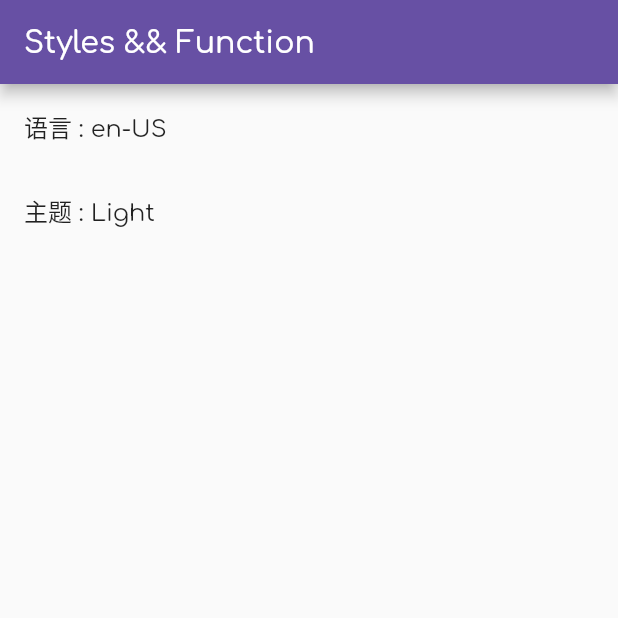
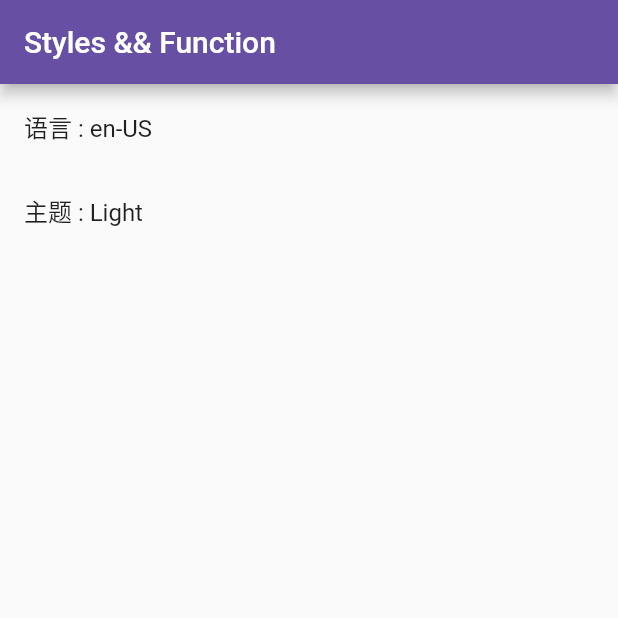
Before and after one commit to knhn1004/flutter_woo_commerce_getx_learn, a Flutter app: the screen it shows after launch, on a phone screen of 412 x 824 dp, the top half of it. Run offline on Flutter 3.47's test engine with Material 2 defaults, Android fonts, the phone set to English and light mode, and no system bars; our stand-ins replace dio, get, package_info_plus, shared_preferences.

Commit message:
fix dart theme font

```diff
--- a/lib/common/style/theme.dart
+++ b/lib/common/style/theme.dart
@@ -1,21 +1,22 @@
 import 'package:flutter/material.dart';
-import 'package:google_fonts/google_fonts.dart';
 
 import 'index.dart';
 
 /// 主题
 class AppTheme {
-  static final ThemeData _base = ThemeData(
-    textTheme: GoogleFonts.comfortaaTextTheme(),
-  );
-
   /// 亮色
-  static ThemeData light = _base.copyWith(
+  static ThemeData light = ThemeData(
+    brightness: Brightness.light,
     colorScheme: lightColorScheme,
   );
 
   /// 暗色
-  static ThemeData dark = _base.copyWith(
+  static ThemeData dark = ThemeData(
+    brightness: Brightness.dark,
     colorScheme: darkColorScheme,
+    textTheme: light.textTheme.apply(
+      bodyColor: Colors.white,
+      displayColor: Colors.white,
+    ),
   );
 }
```
